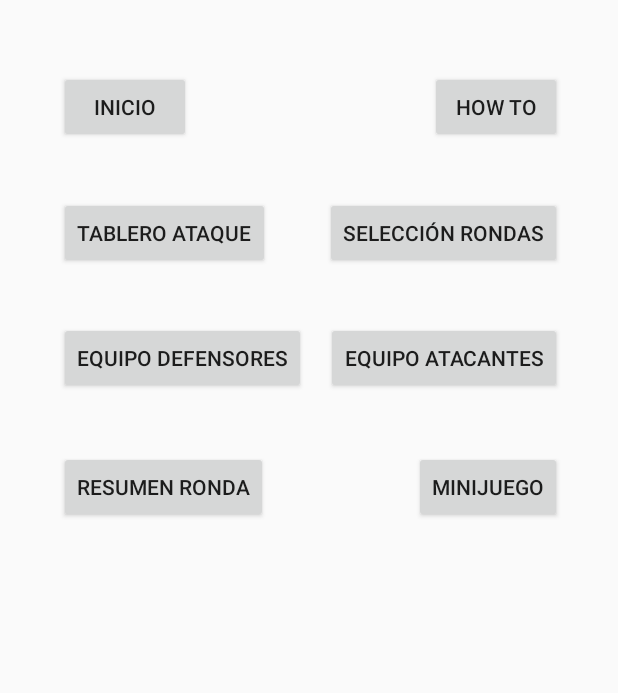
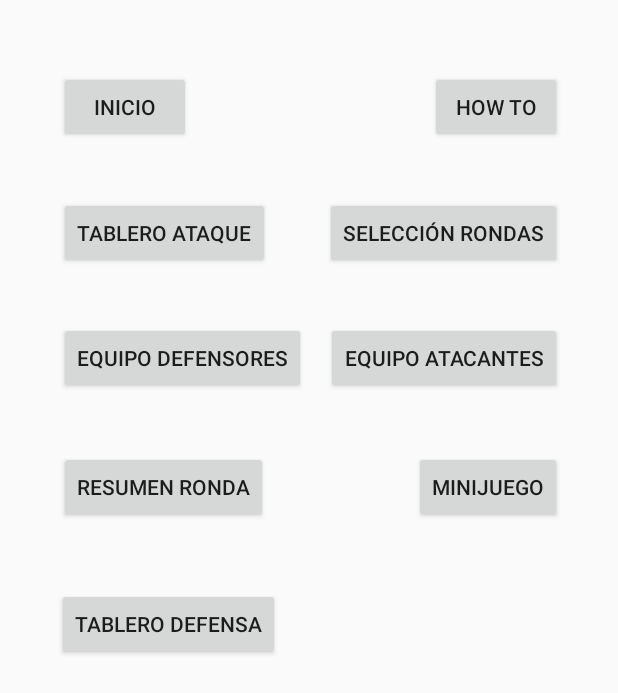
Before and after one commit to Loloncio/CatchTheHit, an Android app: the screen it shows after launch (MainActivity), on a phone screen of 412 x 824 dp. Shown: the top 693 px of the screen. Run offline under Robolectric (Android 15) with nearby library versions, the light colour scheme and no system bars.

Commit message:
incluida defensa y ajuste fondos
incluida actividad modo defensa y ajustados los fondos de alguna actividad

```diff
--- a/app/src/main/java/com/example/catchthehit/Inicio.java
+++ b/app/src/main/java/com/example/catchthehit/Inicio.java
@@ -20,7 +20,7 @@ public class Inicio extends AppCompatActivity {
     @Override
     protected void onCreate(Bundle savedInstanceState) {
         super.onCreate(savedInstanceState);
-        setContentView(R.layout.activity_main);
+        setContentView(R.layout.activity_inicio);
         //Obtenemos una referencia a los controles de la interfaz
         btnCrearGrupo = (Button)findViewById(R.id.BtnCrearGrupo);
         btnComoJugar = (Button)findViewById(R.id.BtnComoJugar);
--- a/app/src/main/java/com/example/catchthehit/MainActivity.java
+++ b/app/src/main/java/com/example/catchthehit/MainActivity.java
@@ -17,6 +17,8 @@ public class MainActivity extends AppCompatActivity {
     private Button btnEquipoAtaue;
     private Button btnResumen;
     private Button btnMinijuego;
+    private Button btnDefensa;
+
     @Override
     protected void onCreate(Bundle savedInstanceState) {
         super.onCreate(savedInstanceState);
@@ -31,6 +33,7 @@ public class MainActivity extends AppCompatActivity {
         btnEquipoDefensa = (Button) findViewById(R.id.equipo_def);
         btnMinijuego = (Button)findViewById(R.id.minijuego);
         btnResumen = (Button)findViewById(R.id.resumen);
+        btnDefensa = (Button)findViewById(R.id.defensa);
 
     }
 
@@ -86,4 +89,10 @@ public class MainActivity extends AppCompatActivity {
 
         startActivity(intent);
     }
+    public void clickDefensa(View v) {
+        //Creamos el intent
+        Intent intent = new Intent(MainActivity.this, ModoDefensa.class);
+
+        startActivity(intent);
+    }
 }
--- a/app/src/main/res/layout/activity_como_jugar.xml
+++ b/app/src/main/res/layout/activity_como_jugar.xml
@@ -4,8 +4,8 @@
     android:id="@+id/activity_main"
     android:layout_width="match_parent"
     android:layout_height="match_parent"
-    android:background="@drawable/fondo_cesped"
-    tools:context="com.example.movilesp1.ComoJugar">
+    android:background="@drawable/fondo_inicio"
+    tools:context="com.example.catchthehit.ComoJugar">
 
     <LinearLayout
         android:orientation="vertical"
--- a/app/src/main/res/layout/activity_crear_grupos.xml
+++ b/app/src/main/res/layout/activity_crear_grupos.xml
@@ -7,7 +7,7 @@
     android:layout_height="match_parent"
     android:orientation="vertical"
     tools:context=".MainActivity"
-    android:background="@drawable/fondo_cesped">
+    android:background="@drawable/fondo_inicio">
 
     <TextView
         android:layout_marginTop="100dp"
--- a/app/src/main/res/layout/activity_inicio.xml
+++ b/app/src/main/res/layout/activity_inicio.xml
@@ -7,7 +7,7 @@
     android:layout_height="match_parent"
     android:orientation="vertical"
     tools:context=".MainActivity"
-    android:background="@drawable/fondo_cesped">
+    android:background="@drawable/fondo_inicio">
 
     <TextView
         android:layout_marginTop="100dp"
--- a/app/src/main/res/layout/activity_main.xml
+++ b/app/src/main/res/layout/activity_main.xml
@@ -97,4 +97,15 @@
         app:layout_constraintEnd_toEndOf="parent"
         app:layout_constraintTop_toBottomOf="@+id/howto" />
 
+    <Button
+        android:id="@+id/defensa"
+        android:layout_width="wrap_content"
+        android:layout_height="wrap_content"
+        android:layout_marginStart="38dp"
+        android:layout_marginTop="43dp"
+        android:onClick="clickDefensa"
+        android:text="Tablero defensa"
+        app:layout_constraintStart_toStartOf="parent"
+        app:layout_constraintTop_toBottomOf="@+id/resumen" />
+
 </androidx.constraintlayout.widget.ConstraintLayout>
```
